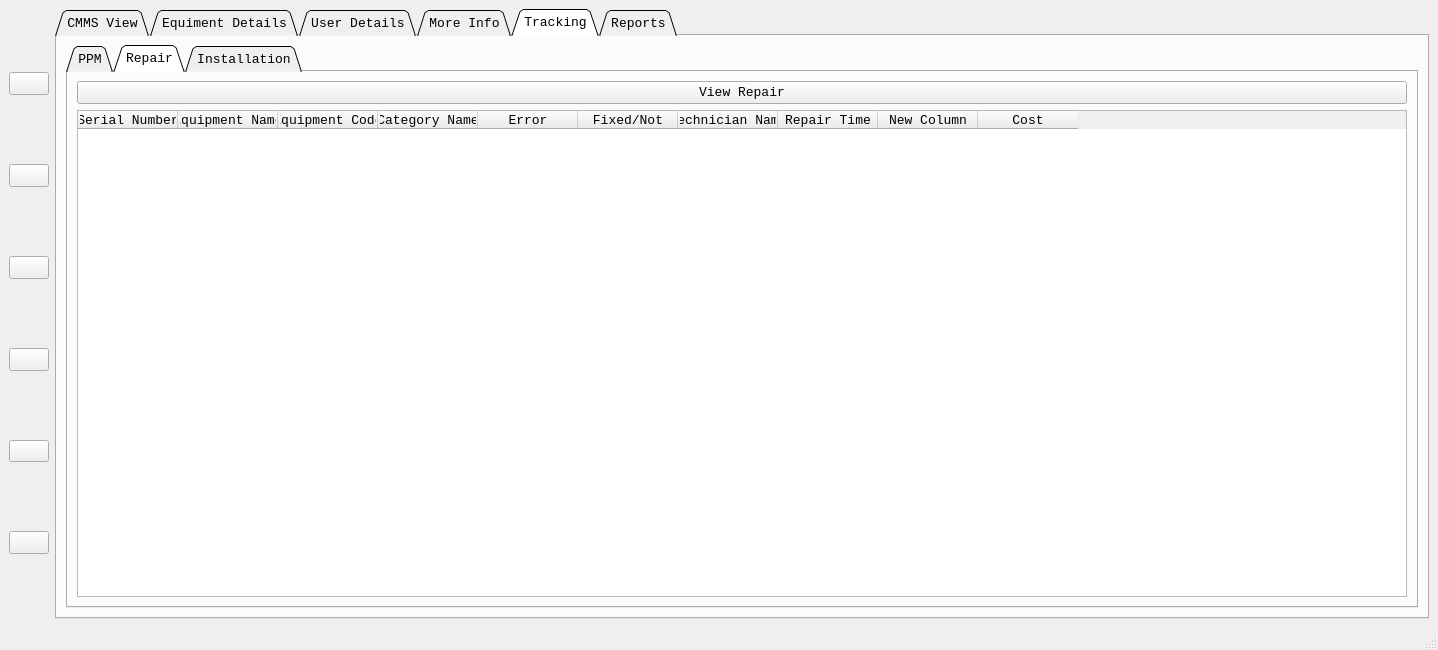
mostafa20223/Clinical_Project, file design.ui: the form before one commit.
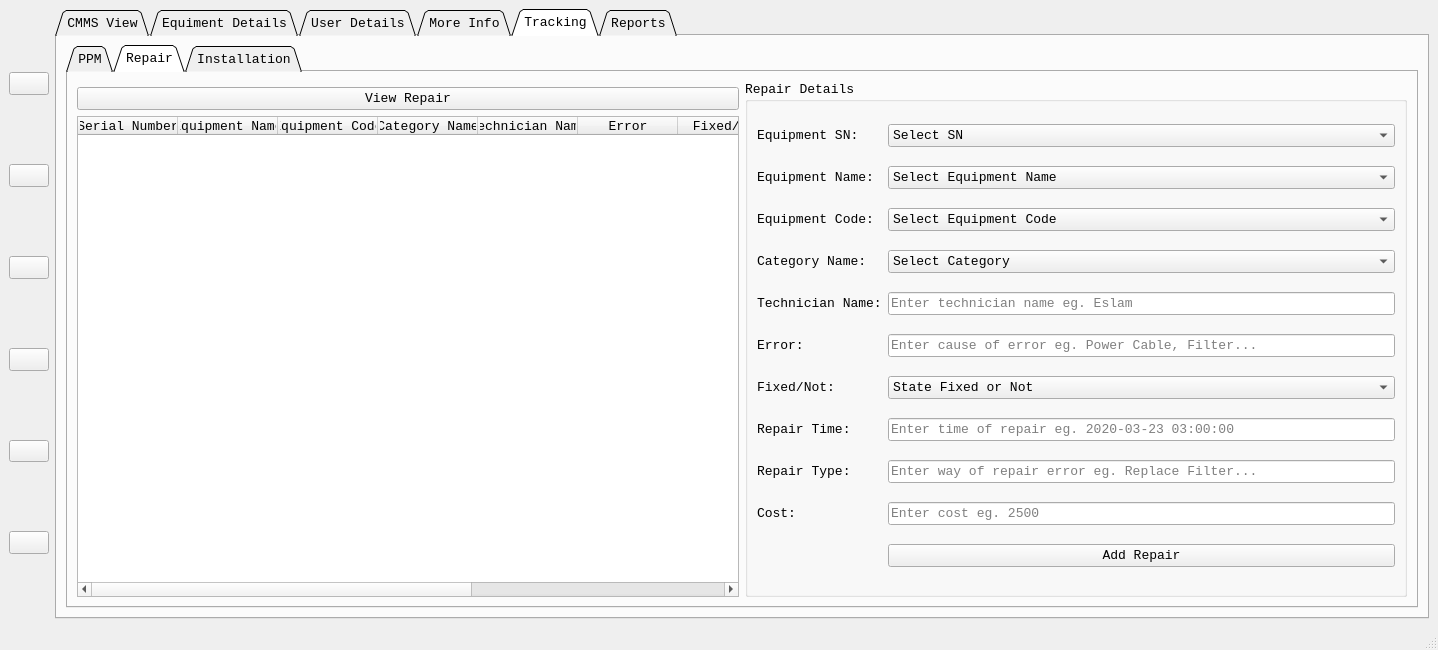
The form after the commit. The open tabs and pages were chosen to show the change. Icons and pictures are not drawn.

What changed in the file:
```diff
--- a/design.ui
+++ b/design.ui
@@ -2810,11 +2810,18 @@
                  </property>
                 </widget>
                </item>
-               <item row="6" column="1">
-                <widget class="QLineEdit" name="error">
-                 <property name="placeholderText">
-                  <string>Enter error if exist Default: None</string>
-                 </property>
+               <item row="7" column="1">
+                <widget class="QComboBox" name="error_combo">
+                 <item>
+                  <property name="text">
+                   <string>Select Error</string>
+                  </property>
+                 </item>
+                 <item>
+                  <property name="text">
+                   <string>None</string>
+                  </property>
+                 </item>
                 </widget>
                </item>
                <item row="7" column="1">
@@ -2833,10 +2840,189 @@
            <attribute name="title">
             <string>Repair</string>
            </attribute>
-           <layout class="QGridLayout" name="gridLayout_42">
+           <layout class="QGridLayout" name="gridLayout_49">
             <item row="0" column="0">
              <layout class="QGridLayout" name="gridLayout_43"/>
             </item>
+            <item row="0" column="1" rowspan="2">
+             <widget class="QGroupBox" name="repair">
+              <property name="title">
+               <string>Repair Details</string>
+              </property>
+              <layout class="QGridLayout" name="gridLayout_42">
+               <item row="0" column="0">
+                <widget class="QLabel" name="EquipmentSN2">
+                 <property name="text">
+                  <string>Equipment SN:</string>
+                 </property>
+                </widget>
+               </item>
+               <item row="0" column="1">
+                <widget class="QComboBox" name="equipsn_combo1">
+                 <item>
+                  <property name="text">
+                   <string>Select SN</string>
+                  </property>
+                 </item>
+                </widget>
+               </item>
+               <item row="1" column="0">
+                <widget class="QLabel" name="EquipmentName1">
+                 <property name="text">
+                  <string>Equipment Name:</string>
+                 </property>
+                </widget>
+               </item>
+               <item row="1" column="1">
+                <widget class="QComboBox" name="equipname_combo0">
+                 <item>
+                  <property name="text">
+                   <string>Select Equipment Name</string>
+                  </property>
+                 </item>
+                </widget>
+               </item>
+               <item row="2" column="0">
+                <widget class="QLabel" name="EquipmentCode2">
+                 <property name="text">
+                  <string>Equipment Code:</string>
+                 </property>
+                </widget>
+               </item>
+               <item row="2" column="1">
+                <widget class="QComboBox" name="equipcode_combo0">
+                 <item>
+                  <property name="text">
+                   <string>Select Equipment Code</string>
+                  </property>
+                 </item>
+                </widget>
+               </item>
+               <item row="3" column="0">
+                <widget class="QLabel" name="Category0">
+                 <property name="text">
+                  <string>Category Name:</string>
+                 </property>
+                </widget>
+               </item>
+               <item row="3" column="1">
+                <widget class="QComboBox" name="category_combo4">
+                 <item>
+                  <property name="text">
+                   <string>Select Category</string>
+                  </property>
+                 </item>
+                </widget>
+               </item>
+               <item row="4" column="0">
+                <widget class="QLabel" name="TechName0">
+                 <property name="text">
+                  <string>Technician Name:</string>
+                 </property>
+                </widget>
+               </item>
+               <item row="4" column="1">
+                <widget class="QLineEdit" name="tech_name0">
+                 <property name="placeholderText">
+                  <string>Enter technician name eg. Eslam</string>
+                 </property>
+                </widget>
+               </item>
+               <item row="5" column="0">
+                <widget class="QLabel" name="Error0">
+                 <property name="text">
+                  <string>Error:</string>
+                 </property>
+                </widget>
+               </item>
+               <item row="5" column="1">
+                <widget class="QLineEdit" name="error">
+                 <property name="placeholderText">
+                  <string>Enter cause of error eg. Power Cable, Filter...</string>
+                 </property>
+                </widget>
+               </item>
+               <item row="6" column="0">
+                <widget class="QLabel" name="FicedORNot">
+                 <property name="text">
+                  <string>Fixed/Not:</string>
+                 </property>
+                </widget>
+               </item>
+               <item row="6" column="1">
+                <widget class="QComboBox" name="fixed_combo">
+                 <item>
+                  <property name="text">
+                   <string>State Fixed or Not</string>
+                  </property>
+                 </item>
+                 <item>
+                  <property name="text">
+                   <string>Yes</string>
+                  </property>
+                 </item>
+                 <item>
+                  <property name="text">
+                   <string>No</string>
+                  </property>
+                 </item>
+                </widget>
+               </item>
+               <item row="7" column="0">
+                <widget class="QLabel" name="RepairTime">
+                 <property name="text">
+                  <string>Repair Time:</string>
+                 </property>
+                </widget>
+               </item>
+               <item row="7" column="1">
+                <widget class="QLineEdit" name="repair_time">
+                 <property name="placeholderText">
+                  <string>Enter time of repair eg. 2020-03-23 03:00:00</string>
+                 </property>
+                </widget>
+               </item>
+               <item row="8" column="0">
+                <widget class="QLabel" name="RepairType">
+                 <property name="text">
+                  <string>Repair Type:</string>
+                 </property>
+                </widget>
+               </item>
+               <item row="8" column="1">
+                <widget class="QLineEdit" name="repair_type">
+                 <property name="placeholderText">
+                  <string>Enter way of repair error eg. Replace Filter...</string>
+                 </property>
+                </widget>
+               </item>
+               <item row="9" column="0">
+                <widget class="QLabel" name="Cost">
+                 <property name="text">
+                  <string>Cost:</string>
+                 </property>
+                </widget>
+               </item>
+               <item row="9" column="1">
+                <widget class="QLineEdit" name="repair_cost">
+                 <property name="text">
+                  <string/>
+                 </property>
+                 <property name="placeholderText">
+                  <string>Enter cost eg. 2500</string>
+                 </property>
+                </widget>
+               </item>
+               <item row="10" column="1">
+                <widget class="QPushButton" name="add_repair_btn">
+                 <property name="text">
+                  <string>Add Repair</string>
+                 </property>
+                </widget>
+               </item>
+              </layout>
+             </widget>
+            </item>
             <item row="1" column="0">
              <layout class="QGridLayout" name="gridLayout_44">
               <item row="0" column="0">
@@ -2897,6 +3083,16 @@
                   </font>
                  </property>
                 </column>
+                <column>
+                 <property name="text">
+                  <string>Technician Name</string>
+                 </property>
+                 <property name="font">
+                  <font>
+                   <family>Courier New</family>
+                  </font>
+                 </property>
+                </column>
                 <column>
                  <property name="text">
                   <string>Error</string>
@@ -2917,16 +3113,6 @@
                   </font>
                  </property>
                 </column>
-                <column>
-                 <property name="text">
-                  <string>Technician Name</string>
-                 </property>
-                 <property name="font">
-                  <font>
-                   <family>Courier New</family>
-                  </font>
-                 </property>
-                </column>
                 <column>
                  <property name="text">
                   <string>Repair Time</string>
@@ -2939,7 +3125,7 @@
                 </column>
                 <column>
                  <property name="text">
-                  <string>New Column</string>
+                  <string>Repair Type</string>
                  </property>
                  <property name="font">
                   <font>
```
Left out of the diff: 338 changed lines with no effect on the pictures.
